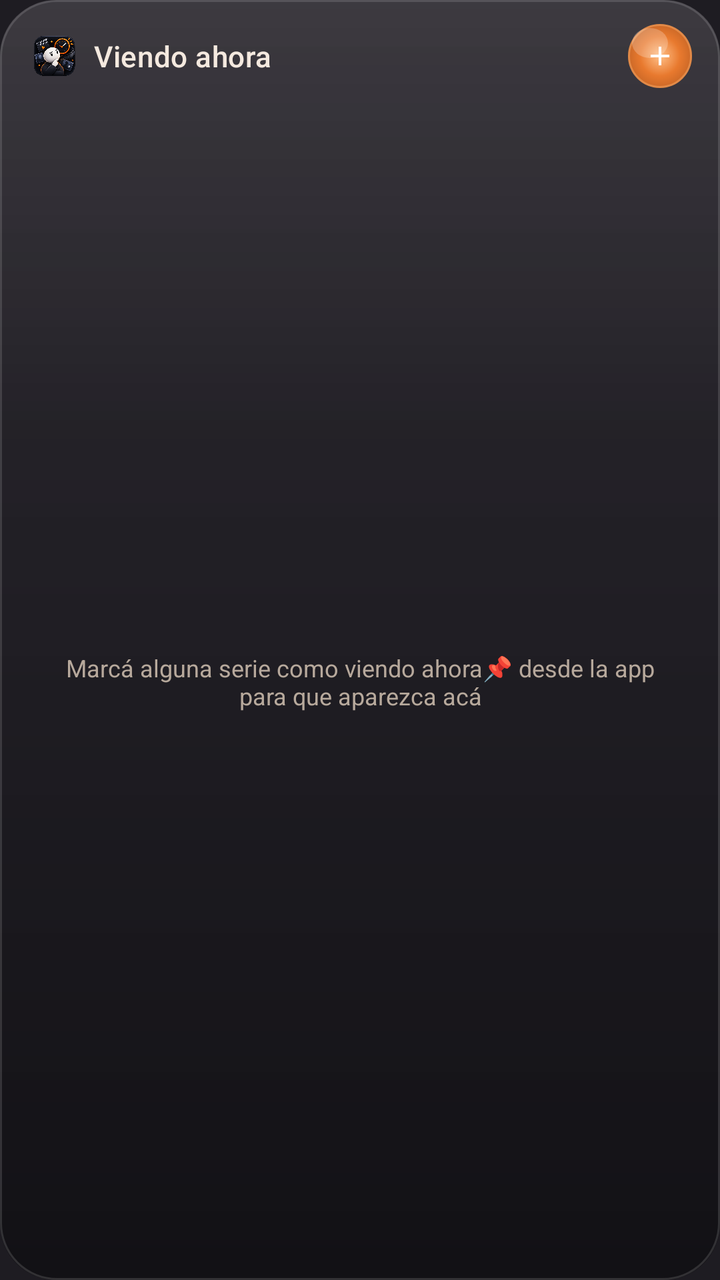
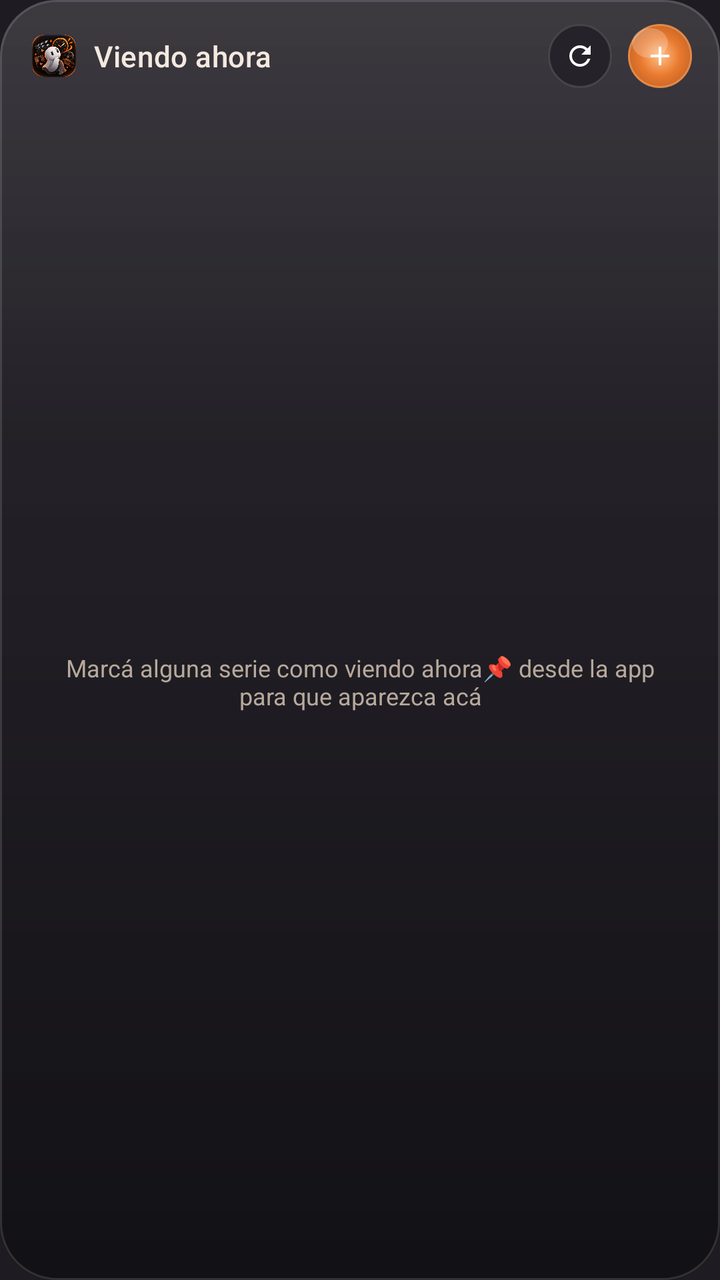

Two renders of the same Android screen: before a commit and after it. Below are the layout's source before the change and the commit's diff.
<!-- AndroidManifest.xml: application theme Theme.DondeMierdaIba -->
<!-- res/layout/widget_series_list.xml -->
<?xml version="1.0" encoding="utf-8"?>
<LinearLayout xmlns:android="http://schemas.android.com/apk/res/android"
    android:layout_width="match_parent"
    android:layout_height="match_parent"
    android:background="@drawable/widget_background"
    android:orientation="vertical"
    android:padding="12dp">

    <LinearLayout
        android:layout_width="match_parent"
        android:layout_height="wrap_content"
        android:gravity="center_vertical"
        android:orientation="horizontal"
        android:paddingStart="4dp"
        android:paddingEnd="2dp"
        android:paddingBottom="10dp">

        <ImageView
            android:layout_width="22dp"
            android:layout_height="22dp"
            android:src="@drawable/ic_logo" />

        <TextView
            android:layout_width="0dp"
            android:layout_height="wrap_content"
            android:layout_weight="1"
            android:layout_marginStart="9dp"
            android:fontFamily="sans-serif-medium"
            android:letterSpacing="0.01"
            android:text="@string/widget_title"
            android:textColor="#F4E9DF"
            android:textSize="14.5sp" />

        <ImageView
            android:id="@+id/widgetBtnAdd"
            android:layout_width="32dp"
            android:layout_height="32dp"
            android:background="@drawable/widget_btn_add_circle"
            android:padding="8dp"
            android:src="@drawable/ic_widget_plus" />

    </LinearLayout>

    <FrameLayout
        android:layout_width="match_parent"
        android:layout_height="0dp"
        android:layout_weight="1">

        <ListView
            android:id="@+id/widgetListView"
            android:layout_width="match_parent"
            android:layout_height="match_parent"
            android:divider="@android:color/transparent"
            android:dividerHeight="8dp"
            android:listSelector="@android:color/transparent"
            android:scrollbars="none" />

        <TextView
            android:id="@+id/widgetEmptyView"
            android:layout_width="match_parent"
            android:layout_height="match_parent"
            android:gravity="center"
            android:paddingStart="20dp"
            android:paddingEnd="20dp"
            android:text="@string/widget_empty"
            android:textColor="#B7A99C"
            android:textSize="12sp" />

    </FrameLayout>

</LinearLayout>
<!-- resources referenced by this layout -->
<resources>
  <!-- drawable ic_logo: png bitmap (drawable-nodpi, 281912 bytes) -->
  <!-- drawable ic_widget_plus (drawable) -->
  <?xml version="1.0" encoding="utf-8"?>
  <vector xmlns:android="http://schemas.android.com/apk/res/android"
      android:width="16dp" android:height="16dp" android:viewportWidth="24" android:viewportHeight="24">
      <path android:fillColor="#FFFFFF" android:pathData="M19,13h-6v6h-2v-6H5v-2h6V5h2v6h6z"/>
  </vector>
  <!-- drawable widget_btn_add_circle (drawable) -->
  <?xml version="1.0" encoding="utf-8"?>
  <layer-list xmlns:android="http://schemas.android.com/apk/res/android">
      <item>
          <shape android:shape="oval">
              <gradient
                  android:type="radial"
                  android:gradientRadius="20dp"
                  android:startColor="@color/neu_glow_orange"
                  android:centerColor="@color/accent_orange"
                  android:endColor="@color/accent_orange_dark" />
          </shape>
      </item>
      
      <item>
          <shape android:shape="oval">
              <stroke android:width="1dp" android:color="@color/neu_glow_ring" />
          </shape>
      </item>
      <item
          android:top="2dp"
          android:left="2dp"
          android:right="12dp"
          android:bottom="15dp">
          <shape android:shape="oval">
              <solid android:color="#3AFFFFFF" />
          </shape>
      </item>
  </layer-list>
  <string name="widget_empty">Marcá alguna serie como "viendo ahora" 📌 desde la app para que aparezca acá</string>
  <string name="widget_title">Viendo ahora</string>
  <style name="Theme.DondeMierdaIba" parent="Theme.MaterialComponents.NoActionBar">
          <item name="colorPrimary">@color/accent_violet</item>
          <item name="colorPrimaryDark">@color/bg_top</item>
          <item name="colorAccent">@color/accent_cyan</item>
          <item name="android:windowBackground">@color/bg_top</item>
          <item name="android:statusBarColor">@color/bg_top</item>
          <item name="android:navigationBarColor">@color/bg_top</item>
          <item name="android:textColorPrimary">@color/text_primary</item>
          <item name="android:textColorSecondary">@color/text_secondary</item>
          <item name="android:windowLightStatusBar">false</item>
      </style>
  <color name="neu_glow_orange">#FFC088</color>
  <color name="accent_orange">#E8792E</color>
  <color name="accent_orange_dark">#B85D22</color>
  <color name="neu_glow_ring">#66FFB878</color>
  <color name="accent_violet">#E8792E</color>
  <color name="bg_top">#1E1C22</color>
  <color name="accent_cyan">#F4B740</color>
  <color name="text_primary">#F4E9DF</color>
  <color name="text_secondary">#B7A99C</color>
  <!-- unchanged entries left out for length: 1 -->
</resources>

<!-- the commit's change to res/layout/widget_series_list.xml (unified diff, before → after) -->
@@ -30,6 +30,15 @@
             android:text="@string/widget_title"
             android:textColor="#F4E9DF"
             android:textSize="14.5sp" />
+
+        <ImageView
+            android:id="@+id/widgetBtnCheckUpdates"
+            android:layout_width="32dp"
+            android:layout_height="32dp"
+            android:layout_marginEnd="8dp"
+            android:background="@drawable/widget_btn_refresh_circle"
+            android:padding="8dp"
+            android:src="@drawable/ic_widget_refresh" />
 
         <ImageView
             android:id="@+id/widgetBtnAdd"
<!-- resource entries referenced after the edit -->
@@ -1,11 +1,19 @@
 <!-- resources referenced by this layout -->
 <resources>
-  <!-- drawable ic_logo: png bitmap (drawable-nodpi, 281912 bytes) -->
+  <!-- drawable ic_logo: png bitmap (drawable-nodpi, 158850 bytes) -->
   <!-- drawable ic_widget_plus (drawable) -->
   <?xml version="1.0" encoding="utf-8"?>
   <vector xmlns:android="http://schemas.android.com/apk/res/android"
       android:width="16dp" android:height="16dp" android:viewportWidth="24" android:viewportHeight="24">
       <path android:fillColor="#FFFFFF" android:pathData="M19,13h-6v6h-2v-6H5v-2h6V5h2v6h6z"/>
+  </vector>
+  <!-- drawable ic_widget_refresh (drawable) -->
+  <?xml version="1.0" encoding="utf-8"?>
+  <vector xmlns:android="http://schemas.android.com/apk/res/android"
+      android:width="16dp" android:height="16dp"
+      android:viewportWidth="24" android:viewportHeight="24">
+      <path android:fillColor="#FFFFFF"
+          android:pathData="M17.65,6.35C16.2,4.9 14.21,4 12,4c-4.42,0 -7.99,3.58 -7.99,8s3.57,8 7.99,8c3.73,0 6.84,-2.55 7.73,-6h-2.08c-0.82,2.33 -3.04,4 -5.65,4 -3.31,0 -6,-2.69 -6,-6s2.69,-6 6,-6c1.66,0 3.14,0.69 4.22,1.78L13,11h7V4l-2.35,2.35z" />
   </vector>
   <!-- drawable widget_btn_add_circle (drawable) -->
   <?xml version="1.0" encoding="utf-8"?>
@@ -36,6 +44,21 @@
           </shape>
       </item>
   </layer-list>
+  <!-- drawable widget_btn_refresh_circle (drawable) -->
+  <?xml version="1.0" encoding="utf-8"?>
+  <layer-list xmlns:android="http://schemas.android.com/apk/res/android">
+      <item>
+          <shape android:shape="oval">
+              <solid android:color="@color/neu_base_hi" />
+          </shape>
+      </item>
+      
+      <item>
+          <shape android:shape="oval">
+              <stroke android:width="1dp" android:color="#26FFFFFF" />
+          </shape>
+      </item>
+  </layer-list>
   <string name="widget_empty">Marcá alguna serie como "viendo ahora" 📌 desde la app para que aparezca acá</string>
   <string name="widget_title">Viendo ahora</string>
   <style name="Theme.DondeMierdaIba" parent="Theme.MaterialComponents.NoActionBar">
@@ -53,6 +76,7 @@
   <color name="accent_orange">#E8792E</color>
   <color name="accent_orange_dark">#B85D22</color>
   <color name="neu_glow_ring">#66FFB878</color>
+  <color name="neu_base_hi">#252329</color>
   <color name="accent_violet">#E8792E</color>
   <color name="bg_top">#1E1C22</color>
   <color name="accent_cyan">#F4B740</color>
